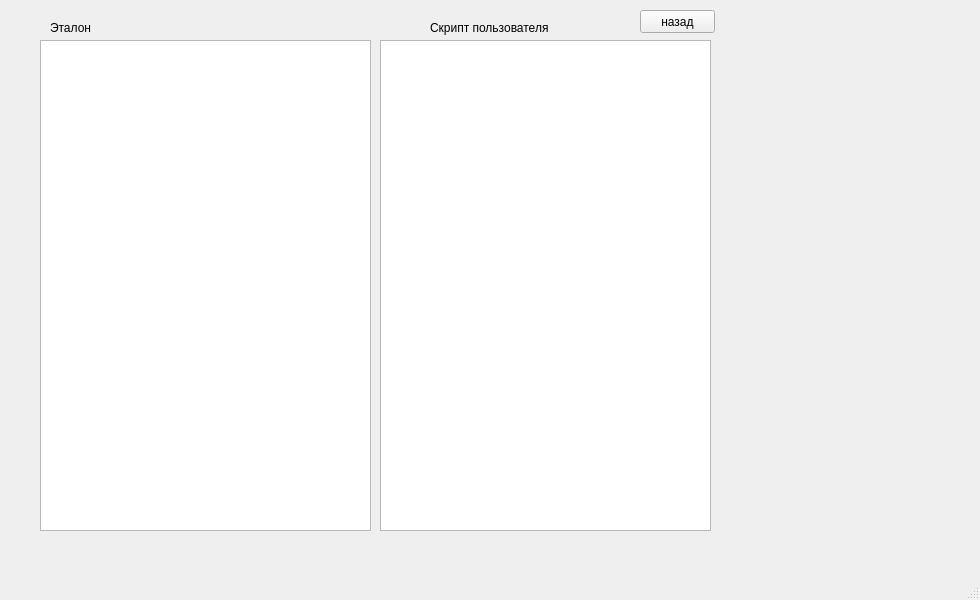
Qt form UI/teacher.ui (Scykorr/dmitr_test_text) before a commit.
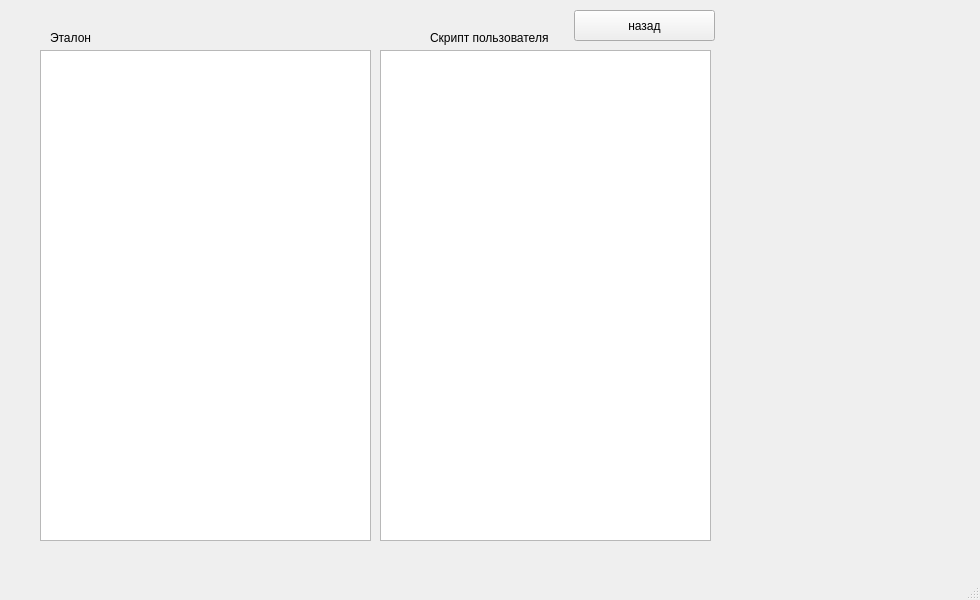
The same form after that commit. The open tabs and pages were chosen to show the change.

What changed in the file:
```diff
--- a/UI/teacher.ui
+++ b/UI/teacher.ui
@@ -123,10 +123,10 @@
      <widget class="QPushButton" name="pushButton">
       <property name="geometry">
        <rect>
-        <x>610</x>
+        <x>544</x>
         <y>0</y>
-        <width>75</width>
-        <height>23</height>
+        <width>141</width>
+        <height>31</height>
        </rect>
       </property>
       <property name="text">
@@ -137,7 +137,7 @@
       <property name="geometry">
        <rect>
         <x>20</x>
-        <y>10</y>
+        <y>20</y>
         <width>47</width>
         <height>16</height>
        </rect>
@@ -150,7 +150,7 @@
       <property name="geometry">
        <rect>
         <x>400</x>
-        <y>10</y>
+        <y>20</y>
         <width>121</width>
         <height>16</height>
        </rect>
@@ -163,7 +163,7 @@
       <property name="geometry">
        <rect>
         <x>10</x>
-        <y>30</y>
+        <y>40</y>
         <width>331</width>
         <height>491</height>
        </rect>
@@ -173,7 +173,7 @@
       <property name="geometry">
        <rect>
         <x>350</x>
-        <y>30</y>
+        <y>40</y>
         <width>331</width>
         <height>491</height>
        </rect>
```
Left out of the diff: 13 changed lines with no effect on the pictures.
